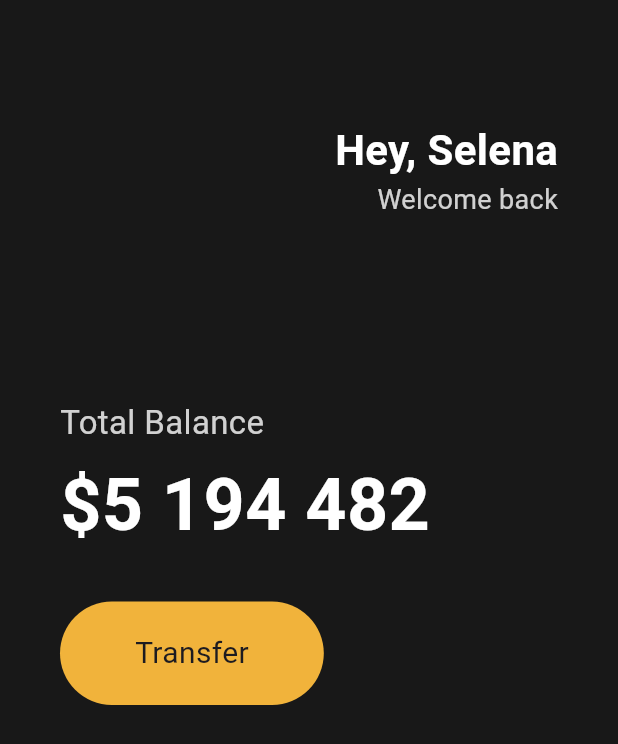
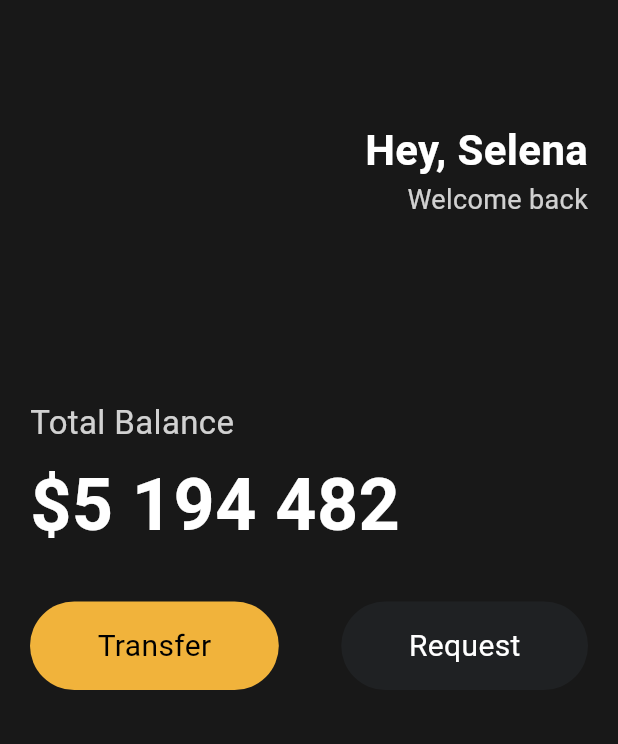
Before and after one commit to happy-yeachan/Flutter_Practice, a Flutter app: the screen it shows after launch, on a phone screen of 412 x 824 dp. Shown: the top 744 px of the screen. Run offline on Flutter 3.47's test engine with Material 3 defaults, Android fonts, the phone set to English and light mode, and no system bars.

Commit message:
Reusable Widgets

```diff
--- a/toonflix/lib/main.dart
+++ b/toonflix/lib/main.dart
@@ -1,5 +1,6 @@
 import 'package:flutter/cupertino.dart';
 import 'package:flutter/material.dart';
+import 'package:toonflix/widgets/button.dart';
 
 class Player {
   String? name;
@@ -21,7 +22,7 @@ class App extends StatelessWidget {
         backgroundColor: const Color(0xFF181818),
         body: Padding(
           padding: const EdgeInsets.symmetric(
-            horizontal: 40,
+            horizontal: 20,
           ),
           child: Column(
             crossAxisAlignment: CrossAxisAlignment.start,
@@ -78,26 +79,17 @@ class App extends StatelessWidget {
               const SizedBox(
                 height: 30,
               ),
-              Row(
+              const Row(
+                mainAxisAlignment: MainAxisAlignment.spaceBetween,
                 children: [
-                  Container(
-                    decoration: BoxDecoration(
-                      color: const Color(0xFFF1B33B),
-                      borderRadius: BorderRadius.circular(45),
-                    ),
-                    child: const Padding(
-                      padding: EdgeInsets.symmetric(
-                        vertical: 20,
-                        horizontal: 50,
-                      ),
-                      child: Text(
-                        'Transfer',
-                        style: TextStyle(
-                          fontSize: 20,
-                        ),
-                      ),
-                    ),
-                  ),
+                  Button(
+                      text: "Transfer",
+                      bgColor: Color(0xFFF1B33B),
+                      textColor: Colors.black),
+                  Button(
+                      text: "Request",
+                      bgColor: Color(0xFF1F2123),
+                      textColor: Colors.white),
                 ],
               ),
             ],
--- /dev/null
+++ b/toonflix/lib/widgets/button.dart
@@ -0,0 +1,36 @@
+import 'package:flutter/material.dart';
+
+class Button extends StatelessWidget {
+  final String text;
+  final Color bgColor;
+  final Color textColor;
+
+  const Button({
+    super.key,
+    required this.text,
+    required this.bgColor,
+    required this.textColor,
+  });
+  @override
+  Widget build(BuildContext context) {
+    return Container(
+      decoration: BoxDecoration(
+        color: bgColor,
+        borderRadius: BorderRadius.circular(45),
+      ),
+      child: Padding(
+        padding: const EdgeInsets.symmetric(
+          vertical: 15,
+          horizontal: 45,
+        ),
+        child: Text(
+          text,
+          style: TextStyle(
+            color: textColor,
+            fontSize: 20,
+          ),
+        ),
+      ),
+    );
+  }
+}
```
